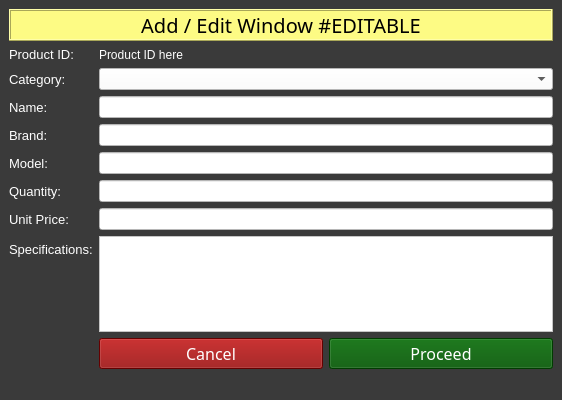
Above: add_edit.ui from Aenan05/MAXPC before the change. Below: the same form after it.
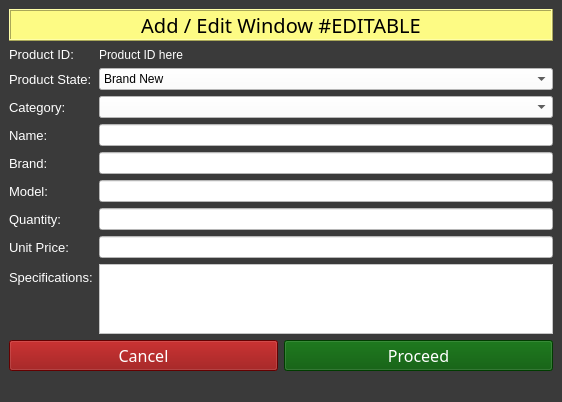
That is the form after the change.

```diff
--- a/add_edit.ui
+++ b/add_edit.ui
@@ -57,6 +57,38 @@
          </widget>
         </item>
         <item row="1" column="0">
+         <widget class="QLabel" name="label_9">
+          <property name="font">
+           <font>
+            <pointsize>10</pointsize>
+           </font>
+          </property>
+          <property name="styleSheet">
+           <string notr="true">color: rgb(255, 255, 255);</string>
+          </property>
+          <property name="text">
+           <string>Product State:</string>
+          </property>
+         </widget>
+        </item>
+        <item row="1" column="1">
+         <widget class="QComboBox" name="comboBox">
+          <property name="styleSheet">
+           <string notr="true">background-color: rgb(255, 255, 255);</string>
+          </property>
+          <item>
+           <property name="text">
+            <string>Brand New</string>
+           </property>
+          </item>
+          <item>
+           <property name="text">
+            <string>2nd Hand</string>
+           </property>
+          </item>
+         </widget>
+        </item>
+        <item row="2" column="0">
          <widget class="QLabel" name="label">
           <property name="font">
            <font>
@@ -71,7 +103,7 @@
           </property>
          </widget>
         </item>
-        <item row="1" column="1">
+        <item row="2" column="1">
          <widget class="QComboBox" name="cmbCtgry">
           <property name="styleSheet">
            <string notr="true">background-color: rgb(255, 255, 255);
@@ -79,7 +111,7 @@
           </property>
          </widget>
         </item>
-        <item row="2" column="0">
+        <item row="3" column="0">
          <widget class="QLabel" name="label_3">
           <property name="font">
            <font>
@@ -94,14 +126,58 @@
           </property>
          </widget>
         </item>
-        <item row="2" column="1">
+        <item row="3" column="1">
          <widget class="QLineEdit" name="txtName">
           <property name="styleSheet">
            <string notr="true">background-color: rgb(255, 255, 255);</string>
           </property>
          </widget>
         </item>
+        <item row="4" column="0">
+         <widget class="QLabel" name="label_6">
+          <property name="font">
+           <font>
+            <pointsize>10</pointsize>
+           </font>
+          </property>
+          <property name="styleSheet">
+           <string notr="true">color: rgb(255, 255, 255);</string>
+          </property>
+          <property name="text">
+           <string>Brand:</string>
+          </property>
+         </widget>
+        </item>
+        <item row="4" column="1">
+         <widget class="QLineEdit" name="txtBrand">
+          <property name="styleSheet">
+           <string notr="true">background-color: rgb(255, 255, 255);</string>
+          </property>
+         </widget>
+        </item>
         <item row="5" column="0">
+         <widget class="QLabel" name="label_8">
+          <property name="font">
+           <font>
+            <pointsize>10</pointsize>
+           </font>
+          </property>
+          <property name="styleSheet">
+           <string notr="true">color: rgb(255, 255, 255);</string>
+          </property>
+          <property name="text">
+           <string>Model:</string>
+          </property>
+         </widget>
+        </item>
+        <item row="5" column="1">
+         <widget class="QLineEdit" name="txtModel">
+          <property name="styleSheet">
+           <string notr="true">background-color: rgb(255, 255, 255);</string>
+          </property>
+         </widget>
+        </item>
+        <item row="6" column="0">
          <widget class="QLabel" name="label_4">
           <property name="font">
            <font>
@@ -116,14 +192,29 @@
           </property>
          </widget>
         </item>
-        <item row="5" column="1">
-         <widget class="QLineEdit" name="txtQty">
-          <property name="styleSheet">
-           <string notr="true">background-color: rgb(255, 255, 255);</string>
-          </property>
-         </widget>
-        </item>
         <item row="6" column="1">
+         <widget class="QLineEdit" name="txtQty">
+          <property name="styleSheet">
+           <string notr="true">background-color: rgb(255, 255, 255);</string>
+          </property>
+         </widget>
+        </item>
+        <item row="7" column="0">
+         <widget class="QLabel" name="label_5">
+          <property name="font">
+           <font>
+            <pointsize>10</pointsize>
+           </font>
+          </property>
+          <property name="styleSheet">
+           <string notr="true">color: rgb(255, 255, 255);</string>
+          </property>
+          <property name="text">
+           <string>Unit Price:</string>
+          </property>
+         </widget>
+        </item>
+        <item row="7" column="1">
          <widget class="QLineEdit" name="txtUP">
           <property name="styleSheet">
            <string notr="true">background-color: rgb(255, 255, 255);</string>
@@ -152,7 +243,7 @@
           </property>
          </widget>
         </item>
-        <item row="9" column="1">
+        <item row="10" column="0" colspan="2">
          <layout class="QHBoxLayout" name="horizontalLayout_6">
           <item>
            <widget class="QPushButton" name="btnCancel2">
@@ -190,65 +281,6 @@
           </item>
          </layout>
         </item>
-        <item row="6" column="0">
-         <widget class="QLabel" name="label_5">
-          <property name="font">
-           <font>
-            <pointsize>10</pointsize>
-           </font>
-          </property>
-          <property name="styleSheet">
-           <string notr="true">color: rgb(255, 255, 255);</string>
-          </property>
-          <property name="text">
-           <string>Unit Price:</string>
-          </property>
-         </widget>
-        </item>
-        <item row="3" column="0">
-         <widget class="QLabel" name="label_6">
-          <property name="font">
-           <font>
-            <pointsize>10</pointsize>
-           </font>
-          </property>
-          <property name="styleSheet">
-           <string notr="true">color: rgb(255, 255, 255);</string>
-          </property>
-          <property name="text">
-           <string>Brand:</string>
-          </property>
-         </widget>
-        </item>
-        <item row="4" column="0">
-         <widget class="QLabel" name="label_8">
-          <property name="font">
-           <font>
-            <pointsize>10</pointsize>
-           </font>
-          </property>
-          <property name="styleSheet">
-           <string notr="true">color: rgb(255, 255, 255);</string>
-          </property>
-          <property name="text">
-           <string>Model:</string>
-          </property>
-         </widget>
-        </item>
-        <item row="3" column="1">
-         <widget class="QLineEdit" name="txtBrand">
-          <property name="styleSheet">
-           <string notr="true">background-color: rgb(255, 255, 255);</string>
-          </property>
-         </widget>
-        </item>
-        <item row="4" column="1">
-         <widget class="QLineEdit" name="txtModel">
-          <property name="styleSheet">
-           <string notr="true">background-color: rgb(255, 255, 255);</string>
-          </property>
-         </widget>
-        </item>
        </layout>
       </item>
       <item row="0" column="0">
```
Left out of the diff: 62 changed lines with no effect on the pictures.
